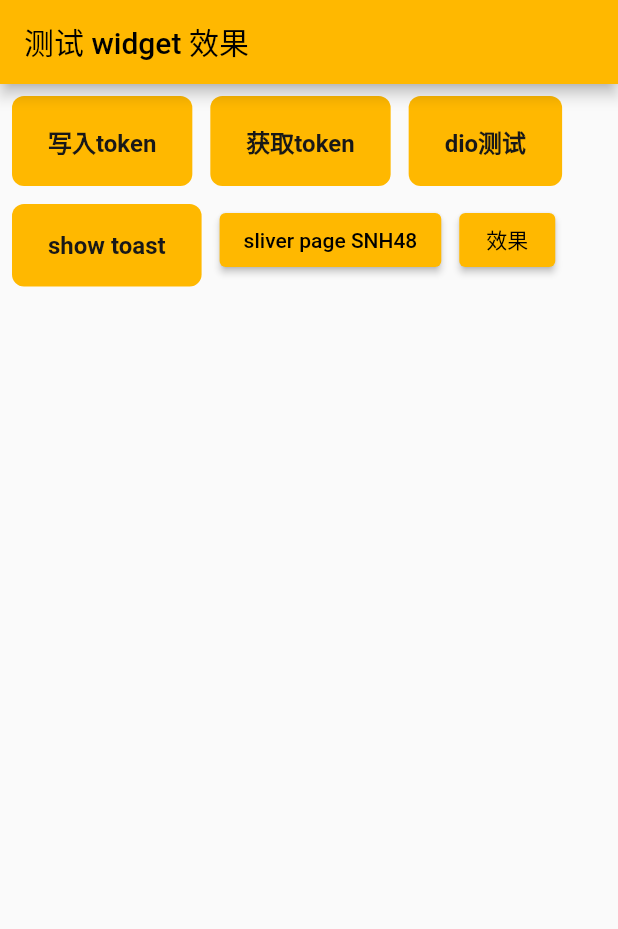
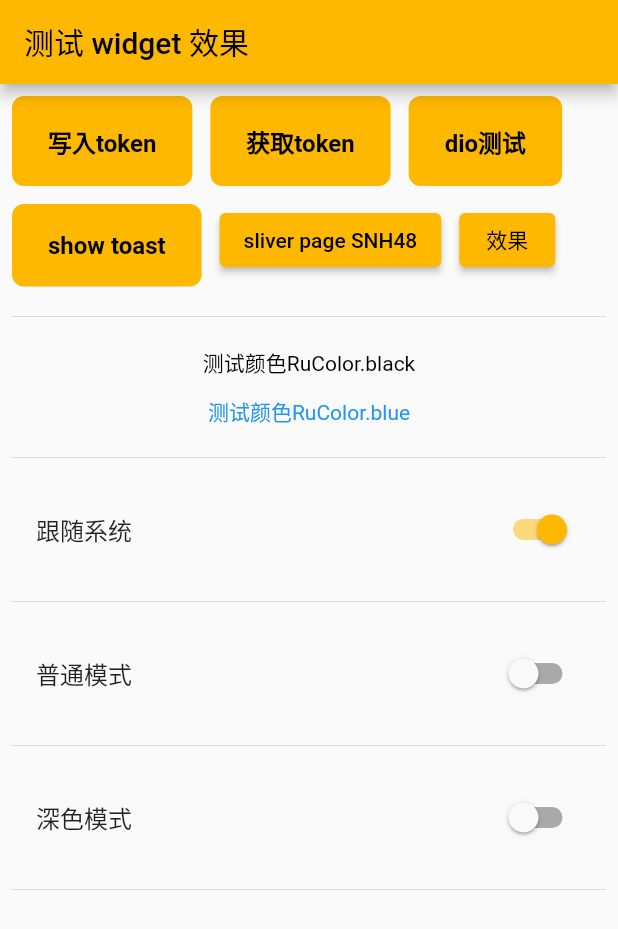
Before and after one commit to LeiYao123/flutter-demo, a Flutter app: the screen it shows after launch, on a phone screen of 412 x 824 dp. Shown: the top 929 px of the screen. Run offline on Flutter 3.47's test engine with Material 2 defaults, Android fonts, the phone set to English and light mode, and no system bars; our stand-ins replace another_flushbar, dio, flutter_svg, get, pull_to_refresh_flutter3, shared_preferences.

Commit message:
feat: 暗黑模式 demo

```diff
--- a/lib/components/button.dart
+++ b/lib/components/button.dart
@@ -17,31 +17,20 @@ const Map<BtnSizeEnum, List<double>> paddingSizeMap = {
   BtnSizeEnum.lg: [24, 22],
 };
 
-const Map<BtnColorEnum, Color> backgroundColorMap = {
-  BtnColorEnum.primary: RuColor.yellow,
-  BtnColorEnum.secondary: RuColor.gray,
-  BtnColorEnum.warning: RuColor.red,
-};
-
-const Map<BtnColorEnum, Color> foregroundColorMap = {
-  BtnColorEnum.primary: RuColor.black,
-  BtnColorEnum.secondary: RuColor.black,
-  BtnColorEnum.warning: RuColor.white,
-};
-
 class RuButton extends StatelessWidget {
   final String text;
-  final BtnColorEnum color;
+  final BtnColorEnum? color;
   final BtnSizeEnum size;
   // 外边框，是否独占一行，禁用，loading
   final bool isOutlined, isBlock, disabled, loading;
   final Widget? iconBefore;
   final Widget? iconAfter;
   final Function() onPressed;
-  const RuButton(
+  RuButton(
     this.text, {
     super.key,
-    this.color = BtnColorEnum.primary,
+    // this.color = BtnColorEnum.primary,
+    this.color,
     this.size = BtnSizeEnum.md,
     this.isOutlined = false,
     this.isBlock = false,
@@ -87,10 +76,22 @@ class RuButton extends StatelessWidget {
     return btnChildren;
   }
 
+  Map<BtnColorEnum, Color> backgroundColorMap = {
+    BtnColorEnum.primary: RuColor.yellow,
+    BtnColorEnum.secondary: RuColor.gray,
+    BtnColorEnum.warning: RuColor.red,
+  };
+
+  Map<BtnColorEnum, Color> foregroundColorMap = {
+    BtnColorEnum.primary: RuColor.black,
+    BtnColorEnum.secondary: RuColor.black,
+    BtnColorEnum.warning: RuColor.white,
+  };
+
   @override
   Widget build(BuildContext context) {
-    final bgColor = backgroundColorMap[color];
-    final fgColor = foregroundColorMap[color];
+    final bgColor = backgroundColorMap[color ?? BtnColorEnum.primary];
+    final fgColor = foregroundColorMap[color ?? BtnColorEnum.primary];
     final shape = RoundedRectangleBorder(
       borderRadius: BorderRadius.circular(8.0),
     );
--- a/lib/components/text.dart
+++ b/lib/components/text.dart
@@ -13,7 +13,7 @@ class RuText extends StatelessWidget {
     this.text, {
     super.key,
     this.size = 16,
-    this.color = RuColor.black,
+    this.color,
     this.isBold = false,
     this.height = 1,
     this.underline = false,
@@ -26,7 +26,7 @@ class RuText extends StatelessWidget {
       text.toString(),
       style: TextStyle(
         fontSize: size,
-        color: color,
+        color: color ?? RuColor.black,
         fontWeight: isBold ? FontWeight.w700 : weight,
         height: height,
         decoration: underline ? TextDecoration.underline : null,
--- a/lib/main.dart
+++ b/lib/main.dart
@@ -1,7 +1,7 @@
 import 'package:flutter/material.dart';
 import 'package:get/get.dart';
 import 'package:tablet/routes/index.dart';
-import 'package:tablet/style/color.dart';
+import 'package:tablet/style/theme.dart';
 import 'package:tablet/utils/config.dart';
 import 'package:tablet/utils/global.dart';
 
@@ -12,8 +12,9 @@ void main() {
       title: APP_NAME,
       initialRoute: '/test',
       getPages: AppRoutes.getRoutes,
-      theme: customTheme,
-      themeMode: ThemeMode.system,
+      theme: AppTheme.lightTheme,
+      darkTheme: AppTheme.darkTheme,
+      themeMode: AppTheme.getThemeMode,
     ));
   });
 }
--- a/lib/pages/iconsDemoPage/index.dart
+++ b/lib/pages/iconsDemoPage/index.dart
@@ -16,7 +16,7 @@ class IconsPage extends StatelessWidget {
         child: Wrap(
           spacing: 12.0,
           children: [
-            const Icon(Icons.add, color: RuColor.green, size: 32),
+            Icon(Icons.add, color: RuColor.green, size: 32),
             RuIcons.svg(IconPath.LinedStar, color: RuColor.gray, size: 64.0),
             RuIcons.svg(IconPath.OrderDash, noColor: true),
             RuIcons.svg(IconPath.PaymentVisa, noColor: true),
--- a/lib/pages/login/components/phone/index.dart
+++ b/lib/pages/login/components/phone/index.dart
@@ -95,7 +95,7 @@ class _PhoneFormState extends State<PhoneForm> {
                 mainAxisAlignment: MainAxisAlignment.center,
                 children: [
                   InkWell(
-                    child: const RuText('Go Back', color: RuColor.yellow),
+                    child: RuText('Go Back', color: RuColor.yellow),
                     onTap: () {
                       setState(() {
                         _currMode = 'phone';
@@ -106,7 +106,7 @@ class _PhoneFormState extends State<PhoneForm> {
                   const RuText(' | '),
                   InkWell(
                     onTap: _handleGetCode,
-                    child: const RuText('Go Back', color: RuColor.yellow),
+                    child: RuText('Go Back', color: RuColor.yellow),
                   ),
                 ],
               )
--- a/lib/pages/testPage/index.dart
+++ b/lib/pages/testPage/index.dart
@@ -6,13 +6,24 @@ import 'package:tablet/pages/testPage/fade_in_out.dart';
 import 'package:tablet/pages/testPage/orientation.dart';
 import 'package:tablet/pages/testPage/watermark.dart';
 import 'package:tablet/routes/index.dart';
+import 'package:tablet/style/color.dart';
+import 'package:tablet/style/theme.dart';
 import 'package:tablet/utils/global.dart';
 import 'package:tablet/utils/http.dart';
 import 'package:tablet/utils/storage.dart';
 import 'package:tablet/components/toast.dart';
 
-class TestPage extends StatelessWidget {
+final tempColor = RuColor.black;
+
+class TestPage extends StatefulWidget {
   const TestPage({super.key});
+
+  @override
+  State<TestPage> createState() => _TestPageState();
+}
+
+class _TestPageState extends State<TestPage> {
+  int _themeMode = 2;
 
   void handleDio() async {
     // final d1 = Http();
@@ -22,6 +33,17 @@ class TestPage extends StatelessWidget {
     final d4 = Http.dio;
     // 测试 dio 实例
     print(identical(d3, d4));
+  }
+
+  @override
+  void initState() {
+    print('get==>${Get.isDarkMode}');
+    int mode = Global.prefs.getInt(StorageKey.themeMode) ?? 2;
+    print('mode $mode');
+    setState(() {
+      _themeMode = mode;
+    });
+    super.initState();
   }
 
   void handleSetToken() {
@@ -40,6 +62,7 @@ class TestPage extends StatelessWidget {
 
   @override
   Widget build(BuildContext context) {
+    print('tempColor $tempColor  原始color ${RuColor.black}');
     return Scaffold(
       appBar: AppBar(
         title: const Text('测试 widget 效果'),
@@ -59,6 +82,7 @@ class TestPage extends StatelessWidget {
               onPressed: () => Get.toNamed(AppRoutes.sliver),
             ),
             ElevatedButton(
+              style: ElevatedButton.styleFrom(foregroundColor: RuColor.black),
               onPressed: () {
                 // 横竖屏切换样式保持不变
                 // Get.to(() => OrientationDemo());
@@ -69,7 +93,52 @@ class TestPage extends StatelessWidget {
                 // 水印效果
                 Get.to(() => const WaterMarkDemo());
               },
-                child: const Text('效果'))
+              child: const Text('效果'),
+            ),
+            const Divider(),
+            Center(
+                child: Text('测试颜色RuColor.black',
+                    style: TextStyle(color: RuColor.black))),
+            Center(
+                child: Text('测试颜色RuColor.blue',
+                    style: TextStyle(color: RuColor.blue))),
+            const Divider(),
+            ListTile(
+              title: const Text('跟随系统'),
+              trailing: Switch(
+                value: _themeMode == 2,
+                onChanged: (bool value) {
+                  _themeMode = value ? 2 : 0;
+                  setState(() {});
+                  AppTheme.changeThemeMode(_themeMode);
+                },
+              ),
+            ),
+            const Divider(),
+            ListTile(
+              title: const Text('普通模式'),
+              trailing: Switch(
+                value: _themeMode == 0,
+                onChanged: (bool value) {
+                  _themeMode = value ? 0 : 1;
+                  setState(() {});
+                  AppTheme.changeThemeMode(_themeMode);
+                },
+              ),
+            ),
+            const Divider(),
+            ListTile(
+              title: const Text('深色模式'),
+              trailing: Switch(
+                value: _themeMode == 1,
+                onChanged: (bool value) {
+                  _themeMode = value ? 1 : 0;
+                  setState(() {});
+                  AppTheme.changeThemeMode(_themeMode);
+                },
+              ),
+            ),
+            const Divider(),
           ],
         ),
       ),
--- a/lib/style/color.dart
+++ b/lib/style/color.dart
@@ -1,38 +1,16 @@
 import 'package:flutter/material.dart';
-
-// 自定义主题色 https://medium.com/@nickysong/creating-a-custom-color-swatch-in-flutter-554bcdcb27f3
-// 自定义 primarySwatch 生成器 http://mcg.mbitson.com/
-const int _primaryPrimaryValue = 0xFFFFB800;
-const MaterialColor primary = MaterialColor(_primaryPrimaryValue, <int, Color>{
-  50: Color(0xFFFFF6E0),
-  100: Color(0xFFFFEAB3),
-  200: Color(0xFFFFDC80),
-  300: Color(0xFFFFCD4D),
-  400: Color(0xFFFFC326),
-  500: Color(_primaryPrimaryValue),
-  600: Color(0xFFFFB100),
-  700: Color(0xFFFFA800),
-  800: Color(0xFFFFA000),
-  900: Color(0xFFFF9100),
-});
-
-ThemeData customTheme = ThemeData(
-  primaryColor: const Color(_primaryPrimaryValue),
-  primarySwatch: primary,
-
-  // useMaterial3: true, 采用 material3 设计规范
-  // 去掉 TextButton 的水波纹效果
-  // elevatedButtonTheme: const ElevatedButtonThemeData(
-  //     style: ButtonStyle(splashFactory: NoSplash.splashFactory)),
-);
+import 'package:get/get.dart';
 
 // 管理项目中用到的所有颜色
+// https://juejin.cn/post/6967727516446359582
 class RuColor {
-  static const Color white = Colors.white;
-  static const Color gray = Color(0xFFCCCCCC);
-  static const Color black = Color(0xFF181818);
-  static const Color blue = Colors.blue;
-  static const Color red = Colors.red;
-  static const Color yellow = Color(0xFFFFB800);
-  static const Color green = Color.fromRGBO(3, 201, 169, 1);
+  static Color get white => Get.isDarkMode ? Colors.black12 : Colors.white;
+  static Color get gray => Get.isDarkMode ? Colors.black54 : Colors.white;
+  static Color get black => Get.isDarkMode ? Colors.red : Colors.black;
+  static Color get blue => Get.isDarkMode ? Colors.green : Colors.blue;
+  static Color get red => Get.isDarkMode ? Colors.blue : Colors.red;
+  static Color get yellow =>
+      Get.isDarkMode ? Colors.yellowAccent : const Color(0xFFFFB800);
+  static Color get green =>
+      Get.isDarkMode ? Colors.red : const Color.fromRGBO(3, 201, 169, 1);
 }
--- /dev/null
+++ b/lib/style/theme.dart
@@ -0,0 +1,66 @@
+import 'package:flutter/material.dart';
+import 'package:get/get.dart';
+import 'package:tablet/utils/global.dart';
+import 'package:tablet/utils/storage.dart';
+
+class AppTheme {
+  // 自定义主题色 https://medium.com/@nickysong/creating-a-custom-color-swatch-in-flutter-554bcdcb27f3
+  // 自定义 primarySwatch 生成器 http://mcg.mbitson.com/
+  static const int _primaryPrimaryValue = 0xFFFFB800;
+  static const MaterialColor primary = MaterialColor(
+    _primaryPrimaryValue,
+    <int, Color>{
+      50: Color(0xFFFFF6E0),
+      100: Color(0xFFFFEAB3),
+      200: Color(0xFFFFDC80),
+      300: Color(0xFFFFCD4D),
+      400: Color(0xFFFFC326),
+      500: Color(_primaryPrimaryValue),
+      600: Color(0xFFFFB100),
+      700: Color(0xFFFFA800),
+      800: Color(0xFFFFA000),
+      900: Color(0xFFFF9100),
+    },
+  );
+
+  static ThemeData lightTheme = ThemeData(
+    primaryColor: const Color(_primaryPrimaryValue),
+    primarySwatch: primary,
+    brightness: Brightness.light,
+  );
+
+  static ThemeData darkTheme = ThemeData(
+    primaryColor: const Color(_primaryPrimaryValue),
+    primarySwatch: primary,
+    brightness: Brightness.dark,
+  );
+
+  // 主题模式设置
+  // 深色模式： 0 关闭 1 开启 2 跟随系统
+  static final _themeMap = {
+    0: ThemeMode.light,
+    1: ThemeMode.dark,
+    2: ThemeMode.system
+  };
+
+  static get getThemeMode {
+    int mode = Global.prefs.getInt(StorageKey.themeMode) ?? 2;
+    return _themeMap[mode];
+  }
+
+  ///设置黑暗模式
+  static changeThemeMode(int mode) {
+    final theme = _themeMap[mode] ?? ThemeMode.system;
+    Get.changeThemeMode(theme);
+    Global.prefs.setInt(StorageKey.themeMode, mode);
+    Future.delayed(const Duration(milliseconds: 250), () {
+      Get.forceAppUpdate();
+    });
+  }
+}
+
+
+  // useMaterial3: true, 采用 material3 设计规范
+  // 去掉 TextButton 的水波纹效果
+  // elevatedButtonTheme: const ElevatedButtonThemeData(
+  //     style: ButtonStyle(splashFactory: NoSplash.splashFactory)),
--- a/lib/utils/storage.dart
+++ b/lib/utils/storage.dart
@@ -6,4 +6,6 @@ class StorageKey {
   static const password = 'USER_PASSWORD';
   static const brandId = 'USER_BRAND_ID';
   static const locationId = 'USER_LOCATION_ID';
+  // 深色模式： 0 关闭 1 开启 2 跟随系统
+  static const themeMode = 'THEME_MODE';
 }
```
Lines whose indentation alone changed are shown as unchanged.
